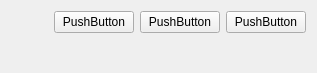
The window that Source/SpialeMaskGUI/Core/TrcBar.ui (wjshan0808/SpialeMask) describes before a commit, drawn with Qt 5.
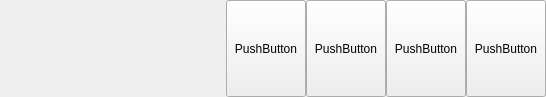
The same window after the commit.

Patch:
```diff
--- a/Source/SpialeMaskGUI/Core/TrcBar.ui
+++ b/Source/SpialeMaskGUI/Core/TrcBar.ui
@@ -6,29 +6,36 @@
    <rect>
     <x>0</x>
     <y>0</y>
-    <width>317</width>
-    <height>73</height>
+    <width>546</width>
+    <height>97</height>
    </rect>
   </property>
+  <property name="sizePolicy">
+   <sizepolicy hsizetype="Expanding" vsizetype="Preferred">
+    <horstretch>0</horstretch>
+    <verstretch>0</verstretch>
+   </sizepolicy>
+  </property>
   <property name="windowTitle">
    <string>Form</string>
   </property>
-  <layout class="QGridLayout" name="gridLayout">
-   <item row="1" column="1">
-    <widget class="QPushButton" name="btnMin">
-     <property name="text">
-      <string>PushButton</string>
-     </property>
-    </widget>
-   </item>
-   <item row="1" column="3">
-    <widget class="QPushButton" name="btnMax">
-     <property name="text">
-      <string>PushButton</string>
-     </property>
-    </widget>
-   </item>
-   <item row="1" column="0">
+  <layout class="QHBoxLayout" name="horizontalLayout">
+   <property name="spacing">
+    <number>0</number>
+   </property>
+   <property name="leftMargin">
+    <number>0</number>
+   </property>
+   <property name="topMargin">
+    <number>0</number>
+   </property>
+   <property name="rightMargin">
+    <number>0</number>
+   </property>
+   <property name="bottomMargin">
+    <number>0</number>
+   </property>
+   <item>
     <spacer name="horizontalSpacer">
      <property name="orientation">
       <enum>Qt::Horizontal</enum>
@@ -41,21 +48,53 @@
      </property>
     </spacer>
    </item>
-   <item row="2" column="3">
-    <spacer name="verticalSpacer">
-     <property name="orientation">
-      <enum>Qt::Vertical</enum>
+   <item>
+    <widget class="QPushButton" name="btnFAQ">
+     <property name="sizePolicy">
+      <sizepolicy hsizetype="Preferred" vsizetype="Preferred">
+       <horstretch>0</horstretch>
+       <verstretch>0</verstretch>
+      </sizepolicy>
      </property>
-     <property name="sizeHint" stdset="0">
-      <size>
-       <width>20</width>
-       <height>40</height>
-      </size>
+     <property name="text">
+      <string>PushButton</string>
      </property>
-    </spacer>
+    </widget>
    </item>
-   <item row="1" column="4">
+   <item>
+    <widget class="QPushButton" name="btnMin">
+     <property name="sizePolicy">
+      <sizepolicy hsizetype="Preferred" vsizetype="Preferred">
+       <horstretch>0</horstretch>
+       <verstretch>0</verstretch>
+      </sizepolicy>
+     </property>
+     <property name="text">
+      <string>PushButton</string>
+     </property>
+    </widget>
+   </item>
+   <item>
+    <widget class="QPushButton" name="btnMax">
+     <property name="sizePolicy">
+      <sizepolicy hsizetype="Preferred" vsizetype="Preferred">
+       <horstretch>0</horstretch>
+       <verstretch>0</verstretch>
+      </sizepolicy>
+     </property>
+     <property name="text">
+      <string>PushButton</string>
+     </property>
+    </widget>
+   </item>
+   <item>
     <widget class="QPushButton" name="btnClose">
+     <property name="sizePolicy">
+      <sizepolicy hsizetype="Preferred" vsizetype="Preferred">
+       <horstretch>0</horstretch>
+       <verstretch>0</verstretch>
+      </sizepolicy>
+     </property>
      <property name="text">
       <string>PushButton</string>
      </property>
```
